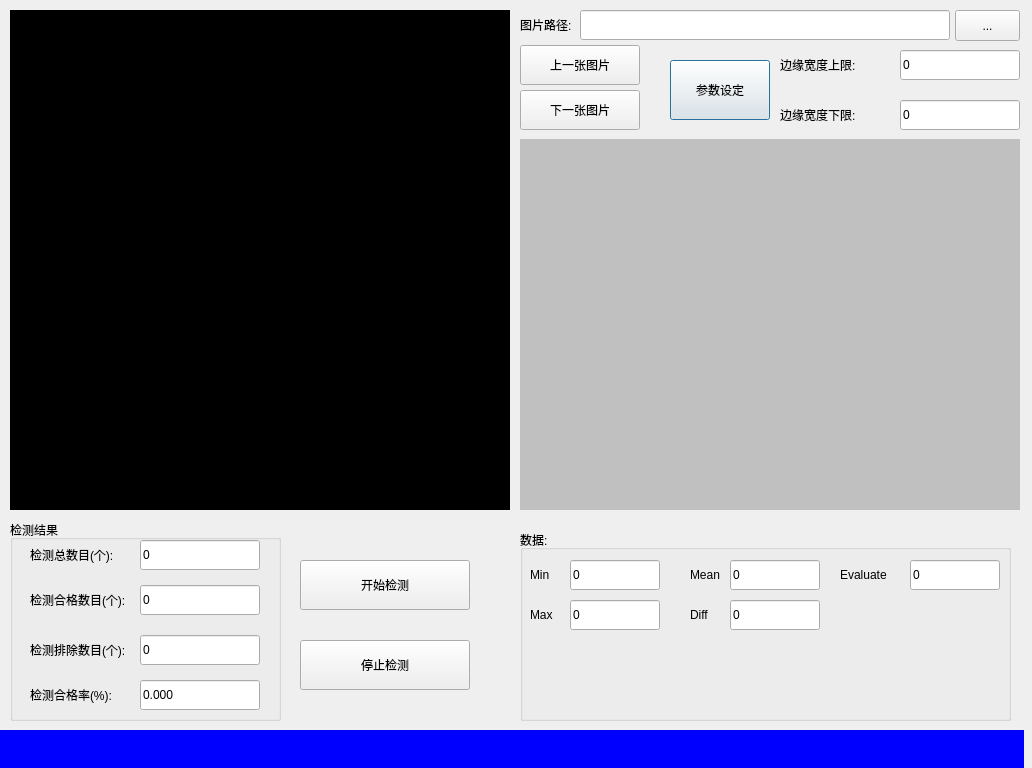
Before: the Qt Designer form glassDetect/res/glassdetectdlg.ui in Arvin-He/projects, drawn with Qt 5.
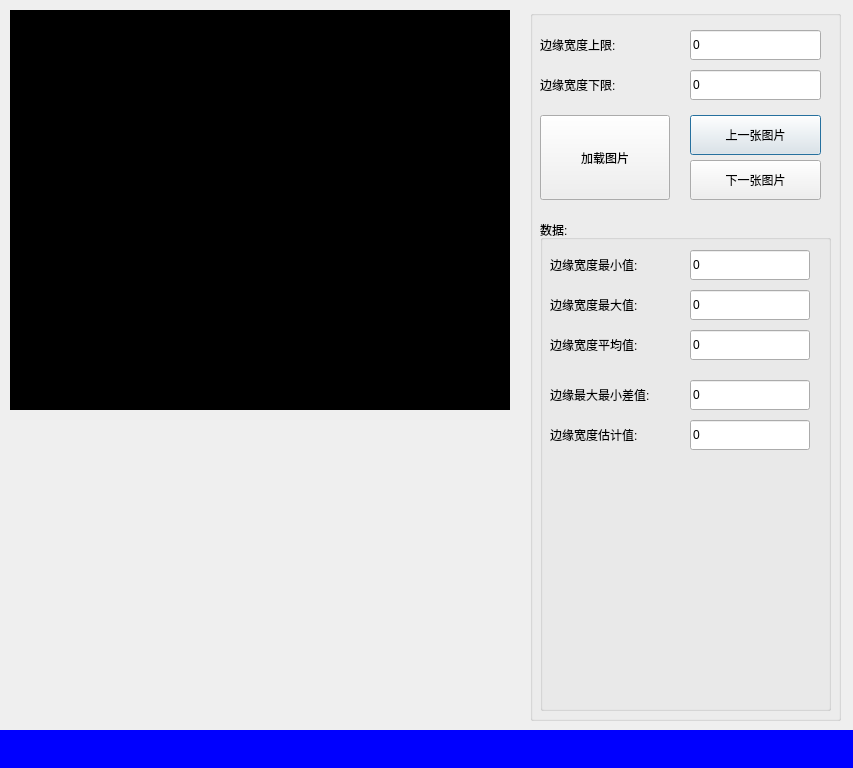
After: the same form once the commit is applied.

Patch:
```diff
--- a/glassDetect/res/glassdetectdlg.ui
+++ b/glassDetect/res/glassdetectdlg.ui
@@ -6,7 +6,7 @@
    <rect>
     <x>0</x>
     <y>0</y>
-    <width>1032</width>
+    <width>853</width>
     <height>768</height>
    </rect>
   </property>
@@ -19,7 +19,7 @@
      <x>10</x>
      <y>10</y>
      <width>500</width>
-     <height>500</height>
+     <height>400</height>
     </rect>
    </property>
    <property name="styleSheet">
@@ -29,186 +29,6 @@
     <string/>
    </property>
   </widget>
-  <widget class="QPushButton" name="paramSettingBtn">
-   <property name="geometry">
-    <rect>
-     <x>670</x>
-     <y>60</y>
-     <width>100</width>
-     <height>60</height>
-    </rect>
-   </property>
-   <property name="text">
-    <string>参数设定</string>
-   </property>
-  </widget>
-  <widget class="QPushButton" name="StartBtn">
-   <property name="geometry">
-    <rect>
-     <x>300</x>
-     <y>560</y>
-     <width>170</width>
-     <height>50</height>
-    </rect>
-   </property>
-   <property name="text">
-    <string>开始检测</string>
-   </property>
-  </widget>
-  <widget class="QPushButton" name="stopBtn">
-   <property name="geometry">
-    <rect>
-     <x>300</x>
-     <y>640</y>
-     <width>170</width>
-     <height>50</height>
-    </rect>
-   </property>
-   <property name="text">
-    <string>停止检测</string>
-   </property>
-  </widget>
-  <widget class="QGroupBox" name="groupBox">
-   <property name="geometry">
-    <rect>
-     <x>10</x>
-     <y>520</y>
-     <width>271</width>
-     <height>201</height>
-    </rect>
-   </property>
-   <property name="title">
-    <string>检测结果</string>
-   </property>
-   <widget class="QLabel" name="label_3">
-    <property name="geometry">
-     <rect>
-      <x>20</x>
-      <y>20</y>
-      <width>100</width>
-      <height>30</height>
-     </rect>
-    </property>
-    <property name="text">
-     <string>检测总数目(个):</string>
-    </property>
-   </widget>
-   <widget class="QLabel" name="label_4">
-    <property name="geometry">
-     <rect>
-      <x>20</x>
-      <y>65</y>
-      <width>100</width>
-      <height>30</height>
-     </rect>
-    </property>
-    <property name="text">
-     <string>检测合格数目(个):</string>
-    </property>
-   </widget>
-   <widget class="QLabel" name="label_5">
-    <property name="geometry">
-     <rect>
-      <x>20</x>
-      <y>115</y>
-      <width>100</width>
-      <height>30</height>
-     </rect>
-    </property>
-    <property name="text">
-     <string>检测排除数目(个):</string>
-    </property>
-   </widget>
-   <widget class="QLabel" name="label_6">
-    <property name="geometry">
-     <rect>
-      <x>20</x>
-      <y>160</y>
-      <width>100</width>
-      <height>30</height>
-     </rect>
-    </property>
-    <property name="text">
-     <string>检测合格率(%):</string>
-    </property>
-   </widget>
-   <widget class="QLineEdit" name="sumEdit">
-    <property name="geometry">
-     <rect>
-      <x>130</x>
-      <y>20</y>
-      <width>120</width>
-      <height>30</height>
-     </rect>
-    </property>
-    <property name="text">
-     <string>0</string>
-    </property>
-    <property name="alignment">
-     <set>Qt::AlignLeading|Qt::AlignLeft|Qt::AlignVCenter</set>
-    </property>
-    <property name="readOnly">
-     <bool>true</bool>
-    </property>
-   </widget>
-   <widget class="QLineEdit" name="goodNumEdit">
-    <property name="geometry">
-     <rect>
-      <x>130</x>
-      <y>65</y>
-      <width>120</width>
-      <height>30</height>
-     </rect>
-    </property>
-    <property name="text">
-     <string>0</string>
-    </property>
-    <property name="alignment">
-     <set>Qt::AlignLeading|Qt::AlignLeft|Qt::AlignVCenter</set>
-    </property>
-    <property name="readOnly">
-     <bool>true</bool>
-    </property>
-   </widget>
-   <widget class="QLineEdit" name="badNumEdit">
-    <property name="geometry">
-     <rect>
-      <x>130</x>
-      <y>115</y>
-      <width>120</width>
-      <height>30</height>
-     </rect>
-    </property>
-    <property name="text">
-     <string>0</string>
-    </property>
-    <property name="alignment">
-     <set>Qt::AlignLeading|Qt::AlignLeft|Qt::AlignVCenter</set>
-    </property>
-    <property name="readOnly">
-     <bool>true</bool>
-    </property>
-   </widget>
-   <widget class="QLineEdit" name="goodPercentEdit">
-    <property name="geometry">
-     <rect>
-      <x>130</x>
-      <y>160</y>
-      <width>120</width>
-      <height>30</height>
-     </rect>
-    </property>
-    <property name="text">
-     <string>0.000</string>
-    </property>
-    <property name="alignment">
-     <set>Qt::AlignLeading|Qt::AlignLeft|Qt::AlignVCenter</set>
-    </property>
-    <property name="readOnly">
-     <bool>true</bool>
-    </property>
-   </widget>
-  </widget>
   <widget class="QLabel" name="statusLabel">
    <property name="geometry">
     <rect>
@@ -225,65 +45,83 @@
     <string/>
    </property>
   </widget>
-  <widget class="QLabel" name="dstImageLabel">
+  <widget class="QGroupBox" name="groupBox">
    <property name="geometry">
     <rect>
-     <x>520</x>
-     <y>139</y>
-     <width>500</width>
-     <height>371</height>
+     <x>530</x>
+     <y>10</y>
+     <width>311</width>
+     <height>711</height>
     </rect>
    </property>
-   <property name="styleSheet">
-    <string notr="true">background-color: rgb(192, 192, 192);</string>
-   </property>
-   <property name="text">
+   <property name="title">
     <string/>
+   </property>
+   <widget class="QLabel" name="label_11">
+    <property name="geometry">
+     <rect>
+      <x>10</x>
+      <y>20</y>
+      <width>100</width>
+      <height>30</height>
+     </rect>
+    </property>
+    <property name="text">
+     <string>边缘宽度上限:</string>
+    </property>
+   </widget>
+   <widget class="QLineEdit" name="downLimitEdit">
+    <property name="geometry">
+     <rect>
+      <x>160</x>
+      <y>60</y>
+      <width>131</width>
+      <height>30</height>
+     </rect>
+    </property>
+    <property name="text">
+     <string>0</string>
+    </property>
+    <property name="alignment">
+     <set>Qt::AlignLeading|Qt::AlignLeft|Qt::AlignVCenter</set>
+    </property>
+    <property name="readOnly">
+     <bool>true</bool>
+    </property>
+   </widget>
+   <widget class="QPushButton" name="prevImgBtn">
+    <property name="geometry">
+     <rect>
+      <x>160</x>
+      <y>105</y>
+      <width>131</width>
+      <height>40</height>
+     </rect>
+    </property>
+    <property name="text">
+     <string>上一张图片</string>
    </property>
   </widget>
   <widget class="QPushButton" name="loadImagePathBtn">
    <property name="geometry">
     <rect>
-     <x>955</x>
-     <y>10</y>
-     <width>65</width>
-     <height>31</height>
+      <x>10</x>
+      <y>105</y>
+      <width>130</width>
+      <height>85</height>
     </rect>
    </property>
    <property name="text">
-    <string>...</string>
-   </property>
-  </widget>
-  <widget class="QLineEdit" name="imagePathEdit">
-   <property name="geometry">
-    <rect>
-     <x>580</x>
-     <y>10</y>
-     <width>370</width>
-     <height>30</height>
-    </rect>
-   </property>
-  </widget>
-  <widget class="QLabel" name="label">
-   <property name="geometry">
-    <rect>
-     <x>520</x>
-     <y>10</y>
-     <width>60</width>
-     <height>30</height>
-    </rect>
-   </property>
-   <property name="text">
-    <string>图片路径:</string>
+     <string>加载图片</string>
    </property>
   </widget>
   <widget class="QGroupBox" name="groupBox_2">
    <property name="geometry">
     <rect>
-     <x>520</x>
-     <y>530</y>
-     <width>491</width>
-     <height>191</height>
+      <x>10</x>
+      <y>210</y>
+      <width>291</width>
+      <height>491</height>
     </rect>
    </property>
    <property name="title">
@@ -294,20 +132,20 @@
      <rect>
       <x>10</x>
       <y>30</y>
-      <width>40</width>
+       <width>110</width>
       <height>30</height>
      </rect>
     </property>
     <property name="text">
-     <string>Min</string>
+      <string>边缘宽度最小值:</string>
     </property>
    </widget>
    <widget class="QLineEdit" name="minEdit">
     <property name="geometry">
      <rect>
-      <x>50</x>
+       <x>150</x>
       <y>30</y>
-      <width>90</width>
+       <width>120</width>
       <height>30</height>
      </rect>
     </property>
@@ -321,9 +159,9 @@
    <widget class="QLineEdit" name="maxEdit">
     <property name="geometry">
      <rect>
-      <x>50</x>
+       <x>150</x>
       <y>70</y>
-      <width>90</width>
+       <width>120</width>
       <height>30</height>
      </rect>
     </property>
@@ -339,20 +177,20 @@
      <rect>
       <x>10</x>
       <y>70</y>
-      <width>40</width>
+       <width>110</width>
       <height>30</height>
      </rect>
     </property>
     <property name="text">
-     <string>Max</string>
+      <string>边缘宽度最大值:</string>
     </property>
    </widget>
    <widget class="QLineEdit" name="meanEdit">
     <property name="geometry">
      <rect>
-      <x>210</x>
-      <y>30</y>
-      <width>90</width>
+       <x>150</x>
+       <y>110</y>
+       <width>120</width>
       <height>30</height>
      </rect>
     </property>
@@ -366,22 +204,22 @@
    <widget class="QLabel" name="label_8">
     <property name="geometry">
      <rect>
-      <x>170</x>
-      <y>30</y>
-      <width>40</width>
+       <x>10</x>
+       <y>110</y>
+       <width>110</width>
       <height>30</height>
      </rect>
     </property>
     <property name="text">
-     <string>Mean</string>
+      <string>边缘宽度平均值:</string>
     </property>
    </widget>
    <widget class="QLineEdit" name="diffEdit">
     <property name="geometry">
      <rect>
-      <x>210</x>
-      <y>70</y>
-      <width>90</width>
+       <x>150</x>
+       <y>160</y>
+       <width>120</width>
       <height>30</height>
      </rect>
     </property>
@@ -395,22 +233,22 @@
    <widget class="QLabel" name="label_9">
     <property name="geometry">
      <rect>
-      <x>170</x>
-      <y>70</y>
-      <width>40</width>
+       <x>10</x>
+       <y>160</y>
+       <width>110</width>
       <height>30</height>
      </rect>
     </property>
     <property name="text">
-     <string>Diff</string>
+      <string>边缘最大最小差值:</string>
     </property>
    </widget>
    <widget class="QLineEdit" name="evaluateEdit">
     <property name="geometry">
      <rect>
-      <x>390</x>
-      <y>30</y>
-      <width>90</width>
+       <x>150</x>
+       <y>200</y>
+       <width>120</width>
       <height>30</height>
      </rect>
     </property>
@@ -424,73 +262,22 @@
    <widget class="QLabel" name="label_10">
     <property name="geometry">
      <rect>
-      <x>320</x>
-      <y>30</y>
-      <width>65</width>
+       <x>10</x>
+       <y>200</y>
+       <width>110</width>
       <height>30</height>
      </rect>
     </property>
     <property name="text">
-     <string>Evaluate</string>
+      <string>边缘宽度估计值:</string>
     </property>
    </widget>
   </widget>
-  <widget class="QLabel" name="label_11">
-   <property name="geometry">
-    <rect>
-     <x>780</x>
-     <y>50</y>
-     <width>100</width>
-     <height>30</height>
-    </rect>
-   </property>
-   <property name="text">
-    <string>边缘宽度上限:</string>
-   </property>
-  </widget>
-  <widget class="QLineEdit" name="upLimitEdit">
-   <property name="geometry">
-    <rect>
-     <x>900</x>
-     <y>50</y>
-     <width>120</width>
-     <height>30</height>
-    </rect>
-   </property>
-   <property name="text">
-    <string>0</string>
-   </property>
-   <property name="alignment">
-    <set>Qt::AlignLeading|Qt::AlignLeft|Qt::AlignVCenter</set>
-   </property>
-   <property name="readOnly">
-    <bool>true</bool>
-   </property>
-  </widget>
-  <widget class="QLineEdit" name="downLimitEdit">
-   <property name="geometry">
-    <rect>
-     <x>900</x>
-     <y>100</y>
-     <width>120</width>
-     <height>30</height>
-    </rect>
-   </property>
-   <property name="text">
-    <string>0</string>
-   </property>
-   <property name="alignment">
-    <set>Qt::AlignLeading|Qt::AlignLeft|Qt::AlignVCenter</set>
-   </property>
-   <property name="readOnly">
-    <bool>true</bool>
-   </property>
-  </widget>
   <widget class="QLabel" name="label_12">
    <property name="geometry">
     <rect>
-     <x>780</x>
-     <y>100</y>
+      <x>10</x>
+      <y>60</y>
      <width>100</width>
      <height>30</height>
     </rect>
@@ -499,31 +286,38 @@
     <string>边缘宽度下限:</string>
    </property>
   </widget>
-  <widget class="QPushButton" name="prevImgBtn">
+   <widget class="QLineEdit" name="upLimitEdit">
    <property name="geometry">
     <rect>
-     <x>520</x>
-     <y>45</y>
-     <width>120</width>
-     <height>40</height>
+      <x>160</x>
+      <y>20</y>
+      <width>131</width>
+      <height>30</height>
     </rect>
    </property>
    <property name="text">
-    <string>上一张图片</string>
+     <string>0</string>
+    </property>
+    <property name="alignment">
+     <set>Qt::AlignLeading|Qt::AlignLeft|Qt::AlignVCenter</set>
+    </property>
+    <property name="readOnly">
+     <bool>true</bool>
    </property>
   </widget>
   <widget class="QPushButton" name="nextImgBtn">
    <property name="geometry">
     <rect>
-     <x>520</x>
-     <y>90</y>
-     <width>120</width>
+      <x>160</x>
+      <y>150</y>
+      <width>131</width>
      <height>40</height>
     </rect>
    </property>
    <property name="text">
     <string>下一张图片</string>
    </property>
+   </widget>
   </widget>
  </widget>
  <resources/>
```
Left out of the diff: 3 changed lines with no effect on the pictures. Lines whose indentation alone changed are shown as unchanged.
